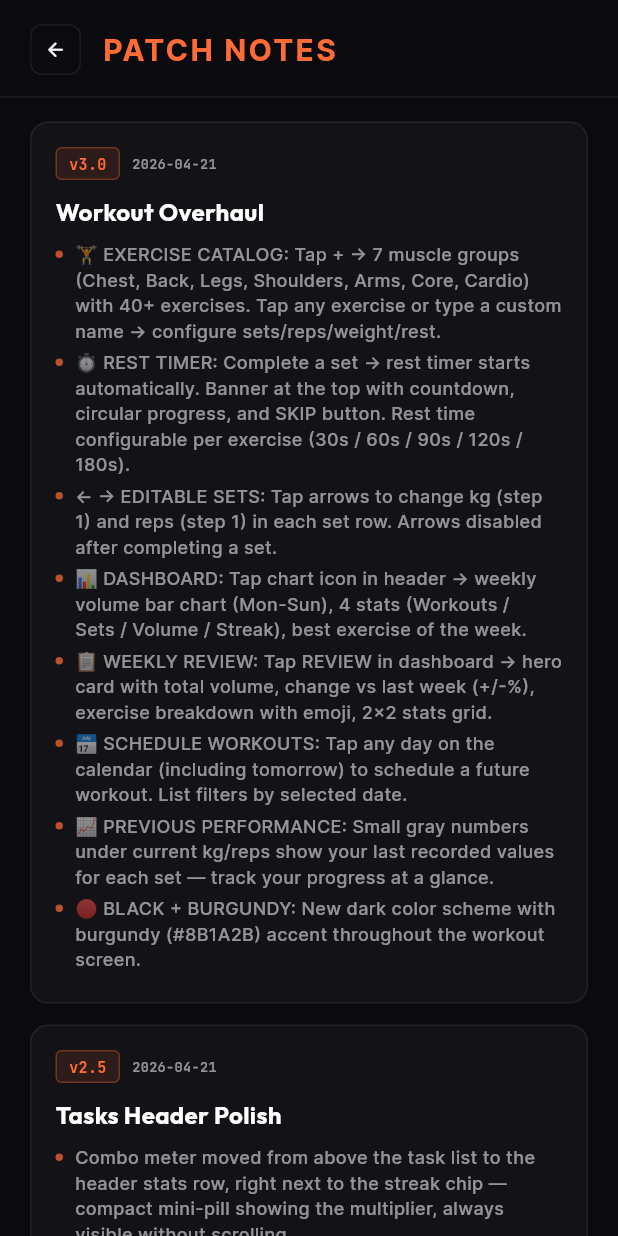
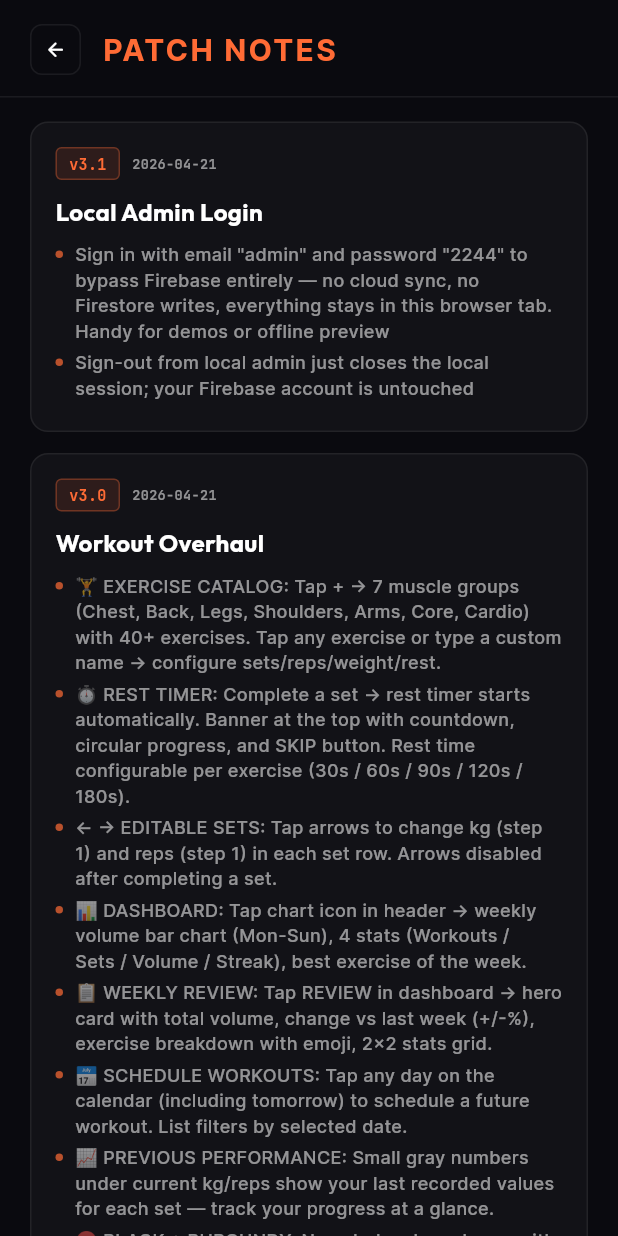
Before and after one commit to hamzayevmaqsud/no_tomorrow, a Flutter app: the PatchNotesScreen screen opened directly, on a phone screen of 412 x 824 dp. Run offline on Flutter 3.47's test engine with Material 3 defaults, Android fonts, the phone set to English and light mode, and no system bars; our stand-ins replace cloud_firestore, firebase_auth, firebase_core, fl_chart, flutter_animate, google_fonts and 3 more; accounts and stored records are empty; network calls fail; statements that could not run were skipped.

Commit message:
feat: local admin login — bypass Firebase with admin / 2244
Sign in on the login screen with email "admin" and password "2244"
and the app skips Firebase entirely: no auth call, no Firestore read
or write. Everything stays in-memory for the life of the tab.

- LocalAdminSession (ChangeNotifier) holds the active flag
- Login screen intercepts admin/2244 in _submitEmail before Firebase
- AuthGate listens to LocalAdminSession; when active, routes straight
  to the splash + home (skips _BagLoader)
- SyncService._saveNow no-ops while local session is active, so the
  autosave loop doesn't try to write to Firestore
- Profile sign-out detects local session and closes it instead of
  calling FirebaseAuth.signOut
- GameState.username defaults to "admin" so ProfileScreen shows a
  sensible header

+ v3.1 patch note.

Co-Authored-By: Claude Opus 4.7 (1M context) <noreply@anthropic.com>

```diff
--- a/lib/screens/login_screen.dart
+++ b/lib/screens/login_screen.dart
@@ -3,6 +3,7 @@ import 'package:flutter/services.dart';
 import 'package:google_fonts/google_fonts.dart';
 import 'package:firebase_auth/firebase_auth.dart';
 import '../l10n/app_locale.dart';
+import '../services/local_session.dart';
 import '../widgets/jelly_button.dart';
 
 class LoginScreen extends StatefulWidget {
@@ -29,6 +30,14 @@ class _LoginScreenState extends State<LoginScreen> {
   Future<void> _submitEmail() async {
     final email = _emailCtrl.text.trim();
     final pass = _passCtrl.text;
+
+    // Local admin bypass: no Firebase round-trip, data stays in-memory.
+    if (LocalAdminSession.matches(email, pass)) {
+      HapticFeedback.mediumImpact();
+      LocalAdminSession.instance.start();
+      return;
+    }
+
     if (email.isEmpty || pass.length < 6) {
       setState(() => _error = t('email + password (6+ chars)', 'email + пароль (6+ символов)'));
       return;
--- a/lib/screens/patch_notes_screen.dart
+++ b/lib/screens/patch_notes_screen.dart
@@ -10,6 +10,17 @@ class PatchNotesScreen extends StatelessWidget {
   const PatchNotesScreen({super.key, this.onContinue});
 
   static List<_PatchNote> get _notes => [
+    _PatchNote(
+      version: 'v3.1',
+      date: '2026-04-21',
+      title: t('Local Admin Login', 'Локальный админ-вход'),
+      items: [
+        t('Sign in with email "admin" and password "2244" to bypass Firebase entirely — no cloud sync, no Firestore writes, everything stays in this browser tab. Handy for demos or offline preview',
+          'Войди с email "admin" и паролем "2244" чтобы полностью обойти Firebase — без облачного синка, без записей в Firestore, всё остаётся в этой вкладке. Удобно для демо или offline-превью'),
+        t('Sign-out from local admin just closes the local session; your Firebase account is untouched',
+          'Выход из локального админа просто закрывает локальную сессию; Firebase-аккаунт не трогается'),
+      ],
+    ),
     _PatchNote(
       version: 'v3.0',
       date: '2026-04-21',
--- a/lib/services/sync_service.dart
+++ b/lib/services/sync_service.dart
@@ -7,6 +7,7 @@ import '../models/task.dart';
 import '../models/habit.dart';
 import '../models/game_state.dart';
 import '../screens/tasks_screen.dart' show TaskStore, TaskCombo;
+import 'local_session.dart';
 
 /// Single-doc per-user persistence:
 ///   /users/{uid}/state/bag  →  one document with all data serialized
@@ -210,6 +211,7 @@ class SyncService extends ChangeNotifier {
   }
 
   Future<void> _saveNow() async {
+    if (LocalAdminSession.instance.active) return; // in-memory only
     final uid = _uid;
     if (uid == null) return;
     _saving = true;
```
Also changed, not shown: lib/main.dart (+15 -0 lines), lib/screens/profile_screen.dart (+6 -1 lines), lib/services/local_session.dart (added, +33 -0 lines).
